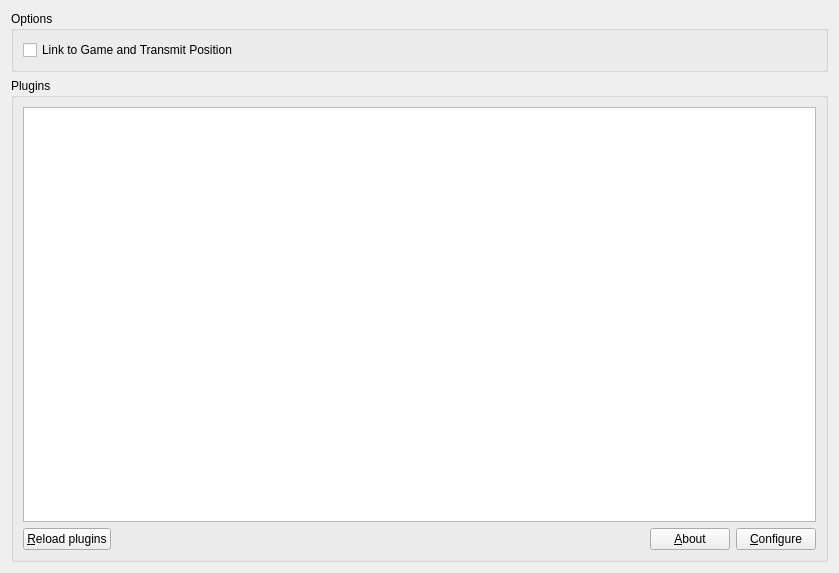
First picture: the form in src/mumble/Plugins.ui, repository mumble-voip/mumble, before the edit.
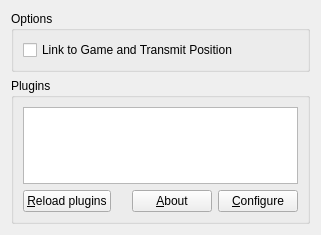
Second picture: the form after the edit.

```diff
--- a/src/mumble/Plugins.ui
+++ b/src/mumble/Plugins.ui
@@ -5,8 +5,8 @@
    <rect>
     <x>0</x>
     <y>0</y>
-    <width>839</width>
-    <height>573</height>
+    <width>321</width>
+    <height>235</height>
    </rect>
   </property>
   <property name="windowTitle" >
```
